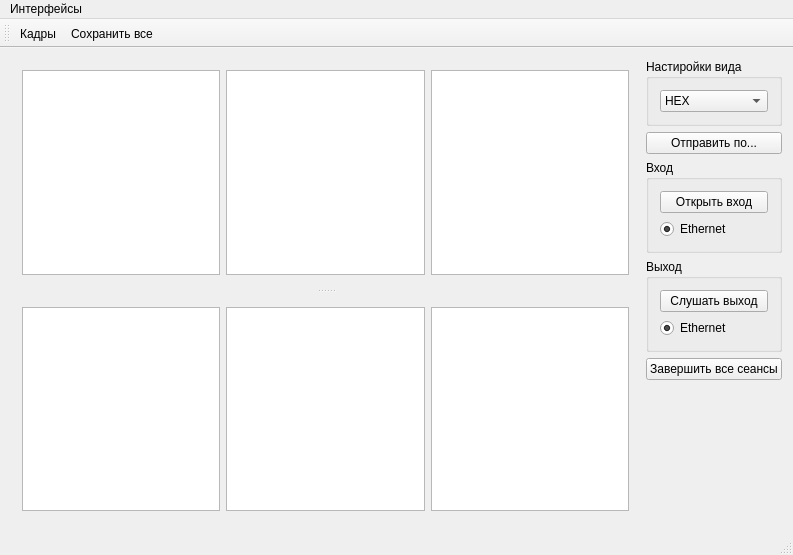
First picture: the form in mainwindow.ui, repository Gorbykov/InterfaceTester, before the edit.
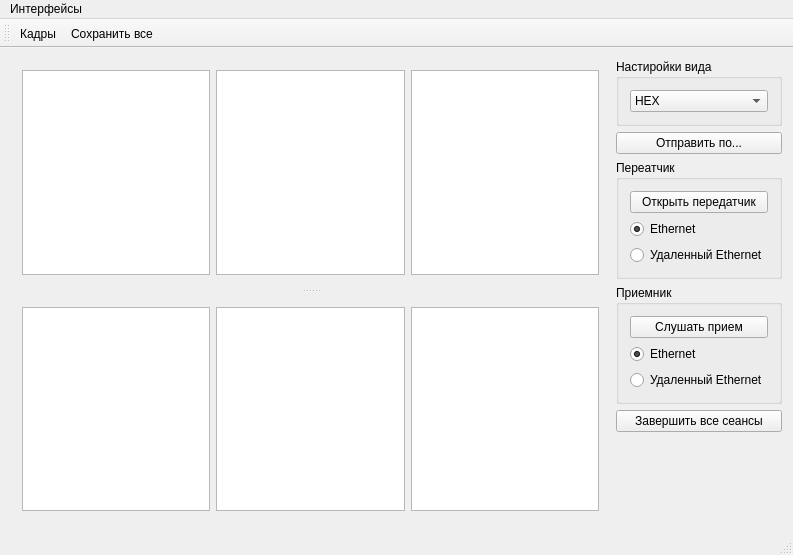
Second picture: the form after the edit.

```diff
--- a/mainwindow.ui
+++ b/mainwindow.ui
@@ -233,13 +233,13 @@
       <item>
        <widget class="QGroupBox" name="groupIn">
         <property name="title">
-         <string>Вход</string>
+         <string>Переатчик</string>
         </property>
         <layout class="QVBoxLayout" name="verticalLayout_3">
          <item>
           <widget class="QPushButton" name="pushButtonIn">
            <property name="text">
-            <string>Открыть вход</string>
+            <string>Открыть передатчик</string>
            </property>
           </widget>
          </item>
@@ -253,19 +253,26 @@
            </property>
           </widget>
          </item>
+         <item>
+          <widget class="QRadioButton" name="radioButtonRemoteEthIn">
+           <property name="text">
+            <string>Удаленный Ethernet</string>
+           </property>
+          </widget>
+         </item>
         </layout>
        </widget>
       </item>
       <item>
        <widget class="QGroupBox" name="groupOut">
         <property name="title">
-         <string>Выход</string>
+         <string>Приемник</string>
         </property>
         <layout class="QVBoxLayout" name="verticalLayout_4">
          <item>
           <widget class="QPushButton" name="pushButtonOut">
            <property name="text">
-            <string>Слушать выход</string>
+            <string>Слушать прием</string>
            </property>
           </widget>
          </item>
@@ -279,6 +286,13 @@
            </property>
           </widget>
          </item>
+         <item>
+          <widget class="QRadioButton" name="radioButtonRemoteEthOut">
+           <property name="text">
+            <string>Удаленный Ethernet</string>
+           </property>
+          </widget>
+         </item>
         </layout>
        </widget>
       </item>
```
Left out of the diff: 2 changed lines with no effect on the pictures.
